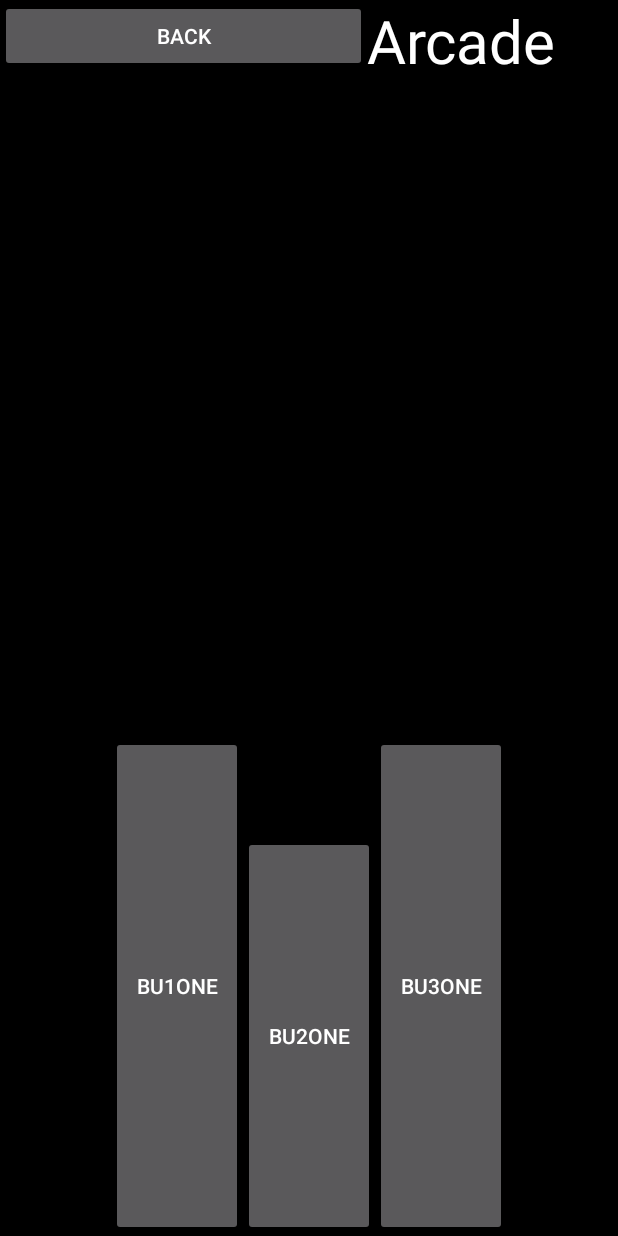
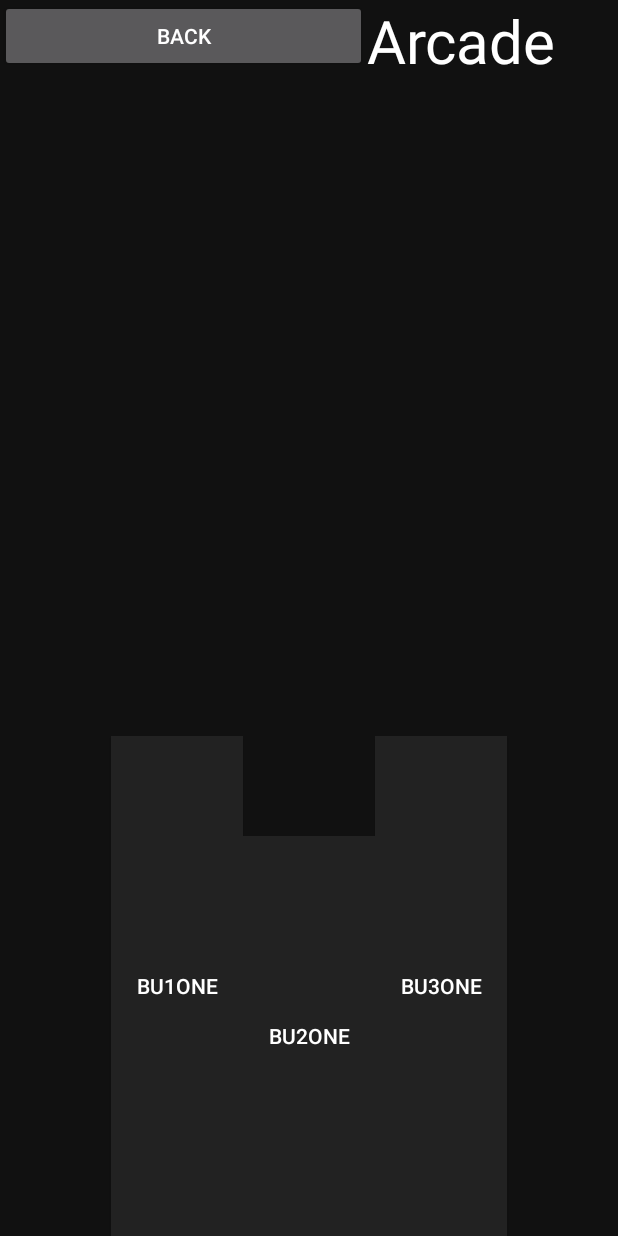
Before and after one commit to viktorKorolyuk/figit, an Android app: the arcade screen opened directly, with no data from a screen before it, on a phone screen of 412 x 824 dp. Run offline under Robolectric (Android 15) with nearby library versions, the phone set to English and light mode, and no system bars.

Commit message:
Reformatted layout and added a button style.

```diff
--- a/FigitOne/app/src/main/res/layout/arcade.xml
+++ b/FigitOne/app/src/main/res/layout/arcade.xml
@@ -1,75 +1,77 @@
 <?xml version="1.0" encoding="utf-8"?>
 <LinearLayout xmlns:android="http://schemas.android.com/apk/res/android"
-    android:orientation="vertical" android:layout_width="match_parent"
+    android:layout_width="match_parent"
     android:layout_height="match_parent"
-    android:background="#000"
-
-    >
+    android:orientation="vertical"
+    android:theme="@style/arcadeTheme">
 
 
     <RelativeLayout
+        android:id="@+id/TopNavLayout"
         android:layout_width="match_parent"
-        android:layout_height="105dp"
-        android:id="@+id/TopNavLayout">
+        android:layout_height="105dp">
 
         <Button
+            android:id="@+id/backButton"
             android:layout_width="76dp"
             android:layout_height="wrap_content"
-            android:text="Back"
-            android:id="@+id/backButton"
-            android:layout_alignParentTop="true"
             android:layout_alignParentLeft="true"
             android:layout_alignParentStart="true"
+            android:layout_alignParentTop="true"
             android:layout_toLeftOf="@+id/arcade_title"
-            android:layout_toStartOf="@+id/arcade_title" />
+            android:layout_toStartOf="@+id/arcade_title"
+            android:text="Back" />
 
         <TextView
-                android:layout_width="167dp"
-                android:layout_height="109dp"
-                android:text="@string/arcadeTitle"
-                android:id="@+id/arcade_title"
-                android:textSize="40sp"
+            android:id="@+id/arcade_title"
+            android:layout_width="167dp"
+            android:layout_height="109dp"
+            android:layout_alignParentEnd="true"
+            android:layout_alignParentRight="true"
 
-                android:layout_gravity="right"
             android:layout_alignParentTop="true"
-            android:layout_alignParentRight="true"
-            android:layout_alignParentEnd="true"
-            android:textColor="#fff" />
+            android:layout_gravity="right"
+            android:text="@string/arcadeTitle"
+            android:textColor="#fff"
+            android:textSize="40sp" />
 
     </RelativeLayout>
 
     <RelativeLayout
+        android:id="@+id/guiLayout"
         android:layout_width="match_parent"
         android:layout_height="match_parent"
-        android:id="@+id/guiLayout"
         android:paddingLeft="8dp">
 
 
         <Button
+            android:id="@+id/bu1"
+            style="@style/arcadeThemeButton"
             android:layout_width="wrap_content"
             android:layout_height="500px"
-            android:text="Bu1One"
-            android:id="@+id/bu1"
             android:layout_alignParentBottom="true"
             android:layout_toLeftOf="@+id/bu2"
-            android:layout_toStartOf="@+id/bu2" />
+            android:layout_toStartOf="@+id/bu2"
+            android:text="Bu1One" />
 
         <Button
+            android:id="@+id/bu2"
+            style="@style/arcadeThemeButton"
             android:layout_width="wrap_content"
             android:layout_height="400px"
-            android:text="Bu2One"
-            android:id="@+id/bu2"
             android:layout_alignParentBottom="true"
-            android:layout_centerHorizontal="true" />
+            android:layout_centerHorizontal="true"
+            android:text="Bu2One" />
 
         <Button
+            android:id="@+id/bu3"
+            style="@style/arcadeThemeButton"
             android:layout_width="wrap_content"
             android:layout_height="500px"
-            android:text="Bu3One"
-            android:id="@+id/bu3"
             android:layout_alignParentBottom="true"
+            android:layout_toEndOf="@+id/bu2"
             android:layout_toRightOf="@+id/bu2"
-            android:layout_toEndOf="@+id/bu2" />
+            android:text="Bu3One" />
     </RelativeLayout>
 
 
--- a/FigitOne/app/src/main/res/values/styles.xml
+++ b/FigitOne/app/src/main/res/values/styles.xml
@@ -4,8 +4,15 @@
     <style name="AppTheme" parent="Theme.AppCompat.Light.DarkActionBar">
         <!-- Customize your theme here. -->
     </style>
+
     <style name="arcadeTheme" parent="Theme.AppCompat.NoActionBar">
         <!-- Customize your theme here. -->
+        <item name="android:background">#111111</item>
+    </style>
+
+    <style name="arcadeThemeButton">
+        <!-- Customize your theme here. -->
+        <item name="android:background">#222</item>
     </style>
 
 </resources>
```
Also changed, not shown: FigitOne/app/src/main/res/layout/activity_main.xml (+10 -6 lines).
